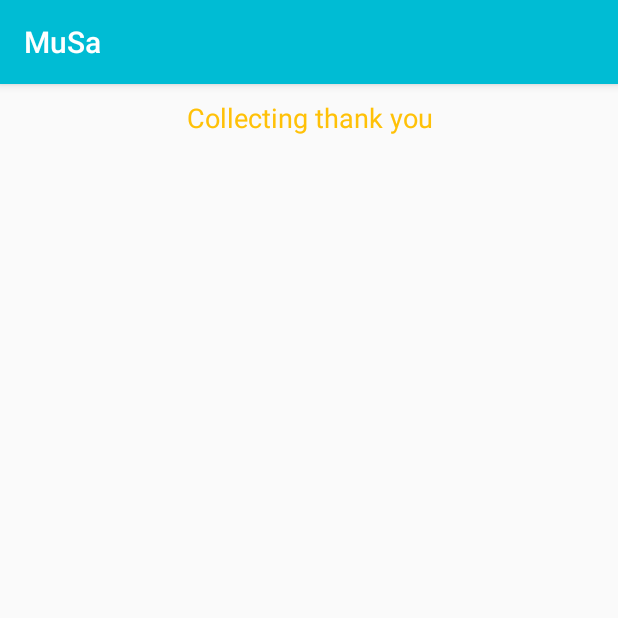
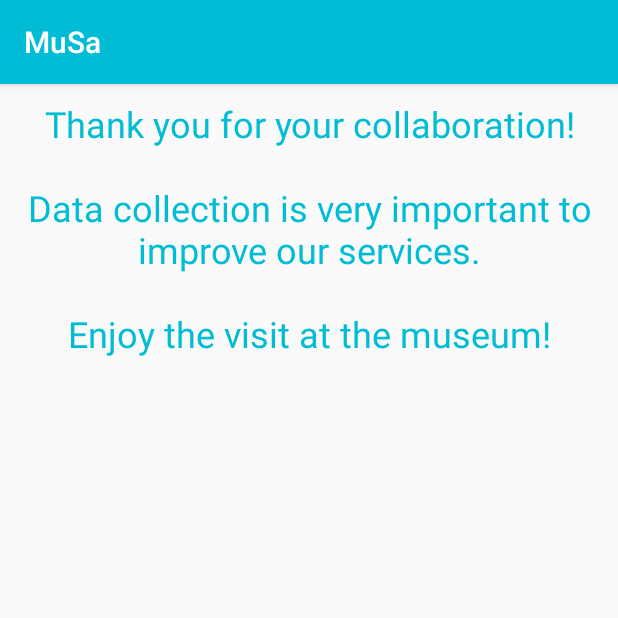
Before and after one commit to stefanofoti/musa, an Android app: the ActivityCollecting screen opened directly, with no data from a screen before it, on a phone screen of 412 x 824 dp, the top half of it. Run offline under Robolectric (Android 15) with nearby library versions, the phone set to English and light mode, and no system bars.

Commit message:
This version works. Data collecting activity and layout set up. Many things are commented for testing

```diff
--- a/musa-client-native/MusaClient/app/src/main/java/it/musa/client/activity/ActivityCollecting.java
+++ b/musa-client-native/MusaClient/app/src/main/java/it/musa/client/activity/ActivityCollecting.java
@@ -5,6 +5,7 @@ import android.os.Bundle;
 import android.support.v7.app.AppCompatActivity;
 
 import it.musa.client.R;
+import it.musa.client.vista.VistaCollecting;
 
 public class ActivityCollecting extends AppCompatActivity {
 
@@ -18,4 +19,8 @@ public class ActivityCollecting extends AppCompatActivity {
         setContentView(R.layout.activity_collecting);
     }
 
+    public VistaCollecting getVistaCollecting() {
+        return (VistaCollecting) getSupportFragmentManager().findFragmentById(R.id.vistaCollecting);
+    }
+
 }
--- a/musa-client-native/MusaClient/app/src/main/java/it/musa/client/activity/ActivitySurvey.java
+++ b/musa-client-native/MusaClient/app/src/main/java/it/musa/client/activity/ActivitySurvey.java
@@ -33,6 +33,11 @@ public class ActivitySurvey extends AppCompatActivity {
 
     public VistaSurvey getVistaLogin(){
         return (VistaSurvey) getSupportFragmentManager().findFragmentById(R.id.vistaSurvey);
+    }
+
+    public void mostraActivityCollecting() {
+        Intent intent = new Intent(this, ActivityCollecting.class);
+        startActivity(intent);
     }
 
     // Get methods to return the values of the RadioGroup fields
--- a/musa-client-native/MusaClient/app/src/main/res/layout/vista_collecting.xml
+++ b/musa-client-native/MusaClient/app/src/main/res/layout/vista_collecting.xml
@@ -16,9 +16,9 @@
             android:layout_height="wrap_content"
             android:layout_margin="10dp"
             android:gravity="center"
-            android:text="Collecting thank you"
-            android:textColor="@color/accent"
-            android:textSize="18sp"/>
+            android:text="@string/collecting_text"
+            android:textColor="@color/primary"
+            android:textSize="24sp" />
 
 
     </LinearLayout>
--- a/musa-client-native/MusaClient/app/src/main/res/values/strings.xml
+++ b/musa-client-native/MusaClient/app/src/main/res/values/strings.xml
@@ -22,4 +22,5 @@
     <string name="survey_use_musa_services">I want to follow MuSa on a customized tour!</string>
     <string name="survey_data_collection_consent">I give my consent to collect data</string>
     <string name="survey_submit_button_text">LET\'S GO!</string>
+    <string name="collecting_text">Thank you for your collaboration!\n\nData collection is very important to improve our services.\n\nEnjoy the visit at the museum!</string>
 </resources>
```
Also changed, not shown: musa-client-native/MusaClient/app/src/main/java/it/musa/client/controllo/ControlloSurvey.java (+44 -21 lines).
